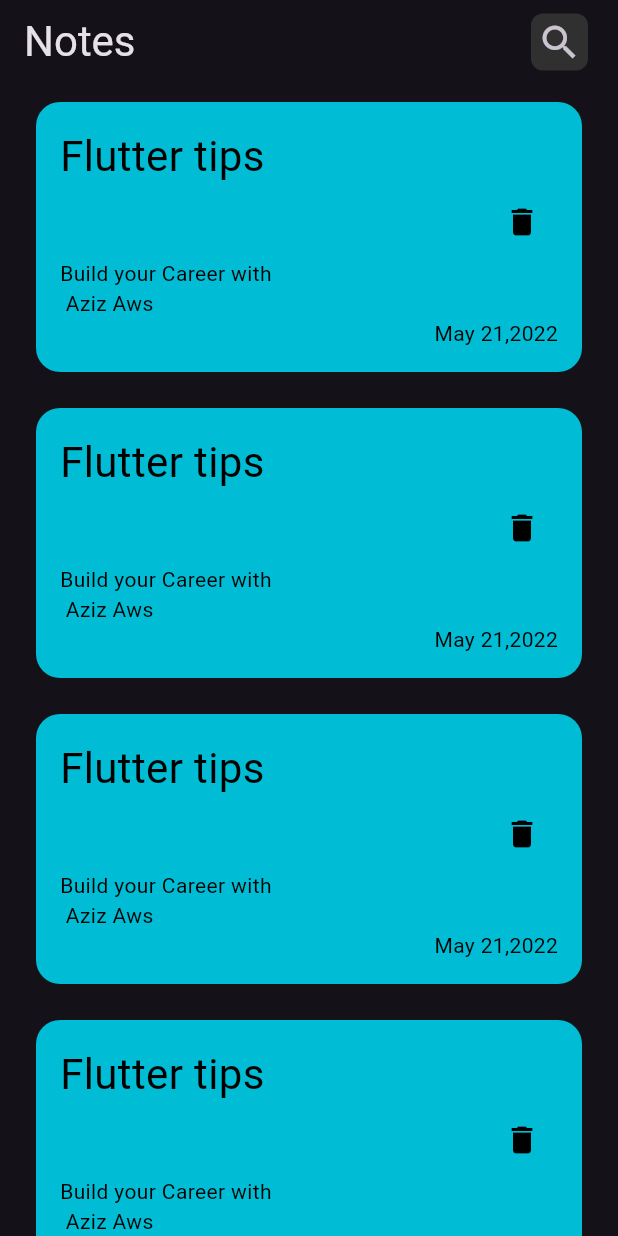
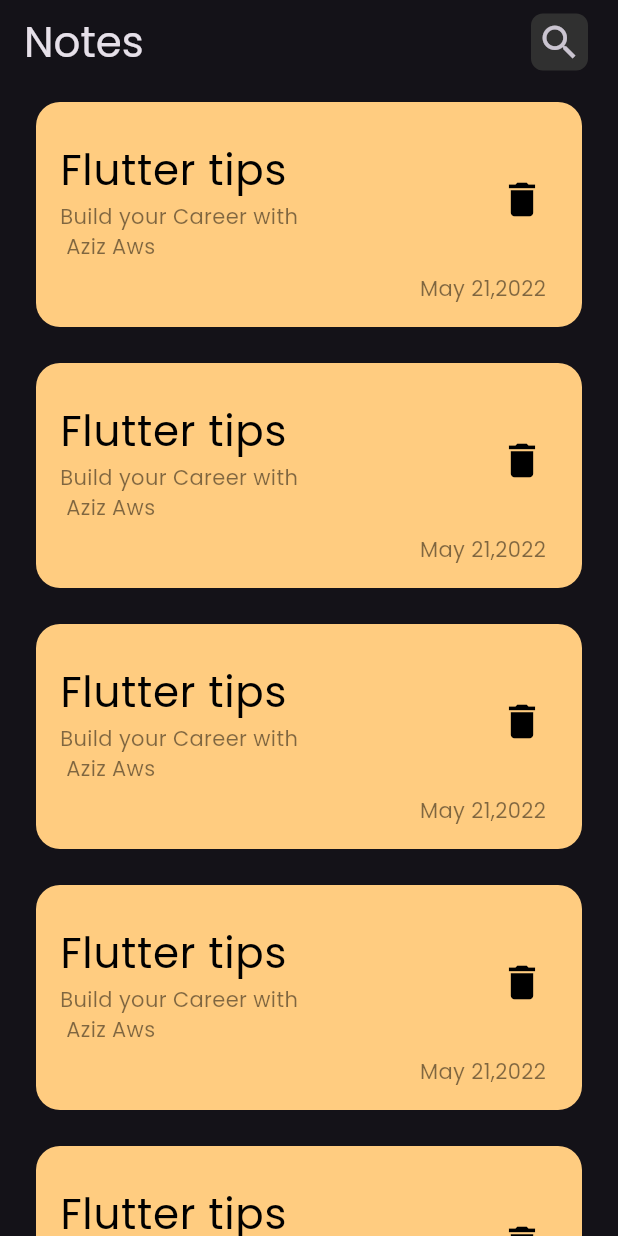
Before and after one commit to azoozaws/notes_app, a Flutter app: the screen it shows after launch, on a phone screen of 412 x 824 dp. Run offline on Flutter 3.47's test engine with Material 3 defaults, Android fonts, the phone set to English and light mode, and no system bars.

Commit message:
refactor the code

```diff
--- a/lib/main.dart
+++ b/lib/main.dart
@@ -11,7 +11,10 @@ class NotesApp extends StatelessWidget {
   @override
   Widget build(BuildContext context) {
     return MaterialApp(
-      theme: ThemeData.dark(),
+      theme: ThemeData(
+        brightness: Brightness.dark,
+        fontFamily: "Poppins",
+      ),
       home: const Scaffold(
         body: NotesView(),
       ),
--- a/lib/views/notes_view.dart
+++ b/lib/views/notes_view.dart
@@ -1,44 +1,19 @@
 import 'package:flutter/material.dart';
-import 'package:notes_app/widgets/custom_notes.dart';
+import 'package:notes_app/widgets/custom_appbar.dart';
+import 'package:notes_app/widgets/list_view_of_notes.dart';
 
 class NotesView extends StatelessWidget {
   const NotesView({super.key});
 
   @override
   Widget build(BuildContext context) {
-    return Scaffold(
-      appBar: AppBar(
-        title: const Text(
-          "Notes",
-          style: TextStyle(fontSize: 28),
-        ),
-        actions: [
-          Padding(
-            padding: const EdgeInsets.only(right: 20),
-            child: Container(
-              padding: const EdgeInsets.all(4),
-              decoration: BoxDecoration(
-                borderRadius: BorderRadius.circular(
-                  8,
-                ),
-                color: Colors.grey[850],
-              ),
-              child: const Icon(
-                size: 30,
-                Icons.search,
-              ),
-            ),
+    return const Scaffold(
+      body: Column(
+        children: [
+          CustomAppBar(),
+          Expanded(
+            child: ListViewofNotes(),
           ),
-        ],
-      ),
-      body: ListView(
-        children: const [
-          CustomNotes(),
-          CustomNotes(),
-          CustomNotes(),
-          CustomNotes(),
-          CustomNotes(),
-          CustomNotes(),
         ],
       ),
     );
--- /dev/null
+++ b/lib/widgets/custom_appbar.dart
@@ -0,0 +1,35 @@
+import 'package:flutter/material.dart';
+
+class CustomAppBar extends StatelessWidget {
+  const CustomAppBar({
+    super.key,
+  });
+
+  @override
+  Widget build(BuildContext context) {
+    return AppBar(
+      title: const Text(
+        "Notes",
+        style: TextStyle(fontSize: 28),
+      ),
+      actions: [
+        Padding(
+          padding: const EdgeInsets.only(right: 20),
+          child: Container(
+            padding: const EdgeInsets.all(4),
+            decoration: BoxDecoration(
+              borderRadius: BorderRadius.circular(
+                8,
+              ),
+              color: Colors.grey[850],
+            ),
+            child: const Icon(
+              size: 30,
+              Icons.search,
+            ),
+          ),
+        ),
+      ],
+    );
+  }
+}
--- a/lib/widgets/custom_notes.dart
+++ b/lib/widgets/custom_notes.dart
@@ -1,6 +1,4 @@
-import 'package:flutter/cupertino.dart';
 import 'package:flutter/material.dart';
-import 'package:flutter/widgets.dart';
 
 class CustomNotes extends StatelessWidget {
   const CustomNotes({super.key});
@@ -8,53 +6,104 @@ class CustomNotes extends StatelessWidget {
   @override
   Widget build(BuildContext context) {
     return Container(
+      padding: const EdgeInsets.symmetric(vertical: 16, horizontal: 16),
       margin: const EdgeInsets.symmetric(horizontal: 24, vertical: 12),
       decoration: BoxDecoration(
         borderRadius: BorderRadius.circular(
           16,
         ),
-        color: Colors.cyan,
+        color: const Color(0xFFFFcc80),
       ),
-      child: Padding(
-        padding: const EdgeInsets.all(16),
       child: Column(
-          crossAxisAlignment: CrossAxisAlignment.start,
+        crossAxisAlignment: CrossAxisAlignment.end,
         children: [
-            const Text(
+          ListTile(
+            contentPadding: const EdgeInsets.all(0),
+            title: const Text(
               "Flutter tips",
               style: TextStyle(
                 fontSize: 28,
                 color: Colors.black,
               ),
             ),
-            Align(
-              alignment: Alignment.bottomRight,
-              child: IconButton(
+            trailing: IconButton(
               onPressed: () {},
               icon: const Icon(
                 Icons.delete,
                 color: Colors.black,
+                size: 30,
+              ),
+            ),
+            subtitle: Text(
+              "Build your Career with\n Aziz Aws",
+              style: TextStyle(
+                color: Colors.black.withOpacity(0.5),
               ),
             ),
           ),
-            const Text(
-              "Build your Career with\n Aziz Aws",
-              style: TextStyle(
-                color: Colors.black,
-              ),
-            ),
-            const Align(
-              alignment: Alignment.centerRight,
+          Padding(
+            padding: const EdgeInsets.only(right: 8),
             child: Text(
               "May 21,2022",
               style: TextStyle(
-                  color: Colors.black,
+                color: Colors.black.withOpacity(0.5),
               ),
             ),
           ),
         ],
       ),
-      ),
     );
+
+    // another step
+    // return Container(
+    //   margin: const EdgeInsets.symmetric(horizontal: 24, vertical: 12),
+    //   decoration: BoxDecoration(
+    //     borderRadius: BorderRadius.circular(
+    //       16,
+    //     ),
+    //     color: Colors.cyan,
+    //   ),
+    //   child: Padding(
+    //     padding: const EdgeInsets.all(16),
+    //     child: Column(
+    //       crossAxisAlignment: CrossAxisAlignment.start,
+    //       children: [
+    //         const Text(
+    //           "Flutter tips",
+    //           style: TextStyle(
+    //             fontSize: 28,
+    //             color: Colors.black,
+    //           ),
+    //         ),
+    //         Align(
+    //           alignment: Alignment.bottomRight,
+    //           child: IconButton(
+    //             onPressed: () {},
+    //             icon: const Icon(
+    //               Icons.delete,
+    //               color: Colors.black,
+    //             ),
+    //           ),
+    //         ),
+    //         const Text(
+    //           "Build your Career with\n Aziz Aws",
+    //           style: TextStyle(
+    //             color: Colors.black,
+    //           ),
+    //         ),
+    //         const Align(
+    //           alignment: Alignment.centerRight,
+    //           child: Text(
+    //             "May 21,2022",
+    //             style: TextStyle(
+    //               color: Colors.black,
+    //             ),
+    //           ),
+    //         ),
+
+    //       ],
+    //     ),
+    //   ),
+    // );
   }
 }
--- /dev/null
+++ b/lib/widgets/list_view_of_notes.dart
@@ -0,0 +1,18 @@
+import 'package:flutter/material.dart';
+import 'package:notes_app/widgets/custom_notes.dart';
+
+class ListViewofNotes extends StatelessWidget {
+  const ListViewofNotes({
+    super.key,
+  });
+
+  @override
+  Widget build(BuildContext context) {
+    return ListView.builder(
+      itemCount: 10,
+      itemBuilder: (context, index) {
+        return const CustomNotes();
+      },
+    );
+  }
+}
```
Also changed, not shown: pubspec.yaml (+4 -6 lines), lib/assets/font/Poppins-Regular.ttf (added). Lines whose indentation alone changed are shown as unchanged.
